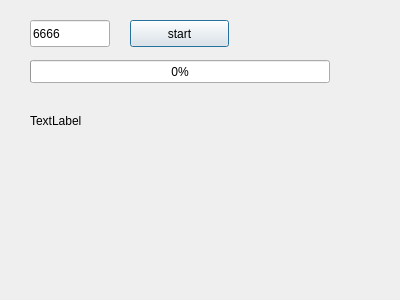
shengyu7697/QtFileTransfer, file Server/server.ui: the form before one commit.
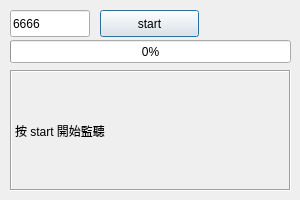
The form after the commit.

What changed in the file:
```diff
--- a/Server/server.ui
+++ b/Server/server.ui
@@ -6,8 +6,8 @@
    <rect>
     <x>0</x>
     <y>0</y>
-    <width>400</width>
-    <height>300</height>
+    <width>300</width>
+    <height>200</height>
    </rect>
   </property>
   <property name="windowTitle">
@@ -16,8 +16,8 @@
   <widget class="QPushButton" name="startButton">
    <property name="geometry">
     <rect>
-     <x>130</x>
-     <y>20</y>
+     <x>100</x>
+     <y>10</y>
      <width>99</width>
      <height>27</height>
     </rect>
@@ -29,9 +29,9 @@
   <widget class="QProgressBar" name="serverProgressBar">
    <property name="geometry">
     <rect>
-     <x>30</x>
-     <y>60</y>
-     <width>300</width>
+     <x>10</x>
+     <y>40</y>
+     <width>281</width>
      <height>23</height>
     </rect>
    </property>
@@ -42,14 +42,20 @@
   <widget class="QLabel" name="serverStatusLabel">
    <property name="geometry">
     <rect>
-     <x>30</x>
-     <y>100</y>
-     <width>350</width>
-     <height>42</height>
+     <x>10</x>
+     <y>70</y>
+     <width>281</width>
+     <height>121</height>
     </rect>
    </property>
+   <property name="frameShape">
+    <enum>QFrame::Box</enum>
+   </property>
+   <property name="frameShadow">
+    <enum>QFrame::Sunken</enum>
+   </property>
    <property name="text">
-    <string>TextLabel</string>
+    <string>按 start 開始監聽</string>
    </property>
    <property name="wordWrap">
     <bool>true</bool>
@@ -58,8 +64,8 @@
   <widget class="QLineEdit" name="portLineEdit">
    <property name="geometry">
     <rect>
-     <x>30</x>
-     <y>20</y>
+     <x>10</x>
+     <y>10</y>
      <width>80</width>
      <height>27</height>
     </rect>
```
